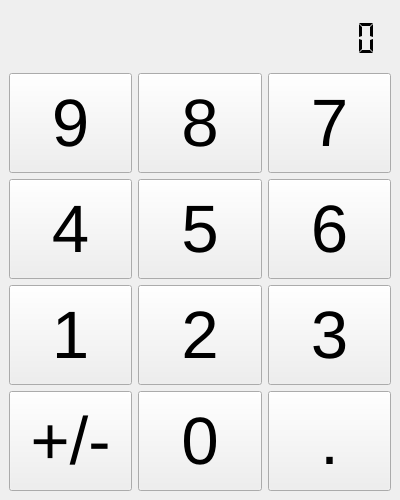
Old version of the form ui.ui in the repository melvin2204/calculator.
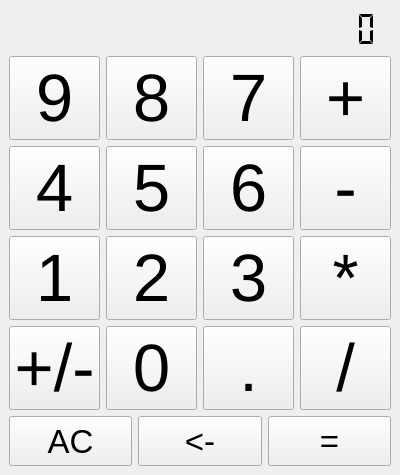
New version of the form.

Commit message: Added the number add system

```diff
--- a/ui.ui
+++ b/ui.ui
@@ -10,26 +10,26 @@
     <x>0</x>
     <y>0</y>
     <width>400</width>
-    <height>500</height>
+    <height>475</height>
    </rect>
   </property>
   <property name="minimumSize">
    <size>
     <width>400</width>
-    <height>500</height>
+    <height>475</height>
    </size>
   </property>
   <property name="maximumSize">
    <size>
     <width>400</width>
-    <height>500</height>
+    <height>475</height>
    </size>
   </property>
   <property name="windowTitle">
    <string>Python Calculator</string>
   </property>
   <widget class="QWidget" name="centralwidget">
-   <layout class="QVBoxLayout" name="verticalLayout">
+   <layout class="QVBoxLayout" name="verticalLayout_2">
     <item>
      <widget class="QLCDNumber" name="displayLCD">
       <property name="font">
@@ -65,11 +65,11 @@
       <item>
        <layout class="QVBoxLayout" name="numpadL">
         <item>
-         <widget class="QPushButton" name="pushButton">
+         <widget class="QPushButton" name="b9">
           <property name="minimumSize">
            <size>
-            <width>100</width>
-            <height>100</height>
+            <width>75</width>
+            <height>75</height>
            </size>
           </property>
           <property name="font">
@@ -84,11 +84,11 @@
          </widget>
         </item>
         <item>
-         <widget class="QPushButton" name="pushButton_2">
+         <widget class="QPushButton" name="b4">
           <property name="minimumSize">
            <size>
-            <width>100</width>
-            <height>100</height>
+            <width>75</width>
+            <height>75</height>
            </size>
           </property>
           <property name="font">
@@ -103,11 +103,11 @@
          </widget>
         </item>
         <item>
-         <widget class="QPushButton" name="pushButton_3">
+         <widget class="QPushButton" name="b1">
           <property name="minimumSize">
            <size>
-            <width>100</width>
-            <height>100</height>
+            <width>75</width>
+            <height>75</height>
            </size>
           </property>
           <property name="font">
@@ -125,8 +125,8 @@
          <widget class="QPushButton" name="pushButton_10">
           <property name="minimumSize">
            <size>
-            <width>100</width>
-            <height>100</height>
+            <width>75</width>
+            <height>75</height>
            </size>
           </property>
           <property name="font">
@@ -148,8 +148,8 @@
          <widget class="QPushButton" name="pushButton_5">
           <property name="minimumSize">
            <size>
-            <width>100</width>
-            <height>100</height>
+            <width>75</width>
+            <height>75</height>
            </size>
           </property>
           <property name="font">
@@ -164,11 +164,11 @@
          </widget>
         </item>
         <item>
-         <widget class="QPushButton" name="pushButton_4">
+         <widget class="QPushButton" name="b5">
           <property name="minimumSize">
            <size>
-            <width>100</width>
-            <height>100</height>
+            <width>75</width>
+            <height>75</height>
            </size>
           </property>
           <property name="font">
@@ -186,8 +186,8 @@
          <widget class="QPushButton" name="pushButton_6">
           <property name="minimumSize">
            <size>
-            <width>100</width>
-            <height>100</height>
+            <width>75</width>
+            <height>75</height>
            </size>
           </property>
           <property name="font">
@@ -205,8 +205,8 @@
          <widget class="QPushButton" name="pushButton_11">
           <property name="minimumSize">
            <size>
-            <width>100</width>
-            <height>100</height>
+            <width>75</width>
+            <height>75</height>
            </size>
           </property>
           <property name="font">
@@ -228,8 +228,8 @@
          <widget class="QPushButton" name="pushButton_8">
           <property name="minimumSize">
            <size>
-            <width>100</width>
-            <height>100</height>
+            <width>75</width>
+            <height>75</height>
            </size>
           </property>
           <property name="font">
@@ -247,14 +247,15 @@
          <widget class="QPushButton" name="pushButton_9">
           <property name="minimumSize">
            <size>
-            <width>100</width>
-            <height>100</height>
+            <width>75</width>
+            <height>75</height>
            </size>
           </property>
           <property name="font">
            <font>
             <family>Arial</family>
             <pointsize>50</pointsize>
+            <kerning>true</kerning>
            </font>
           </property>
           <property name="text">
@@ -266,8 +267,8 @@
          <widget class="QPushButton" name="pushButton_7">
           <property name="minimumSize">
            <size>
-            <width>100</width>
-            <height>100</height>
+            <width>75</width>
+            <height>75</height>
            </size>
           </property>
           <property name="font">
@@ -285,8 +286,8 @@
          <widget class="QPushButton" name="pushButton_12">
           <property name="minimumSize">
            <size>
-            <width>100</width>
-            <height>100</height>
+            <width>75</width>
+            <height>75</height>
            </size>
           </property>
           <property name="font">
@@ -301,6 +302,147 @@
          </widget>
         </item>
        </layout>
+      </item>
+      <item>
+       <layout class="QVBoxLayout" name="verticalLayout">
+        <item>
+         <widget class="QPushButton" name="pushButton">
+          <property name="minimumSize">
+           <size>
+            <width>75</width>
+            <height>75</height>
+           </size>
+          </property>
+          <property name="font">
+           <font>
+            <family>Arial</family>
+            <pointsize>50</pointsize>
+           </font>
+          </property>
+          <property name="text">
+           <string>+</string>
+          </property>
+         </widget>
+        </item>
+        <item>
+         <widget class="QPushButton" name="pushButton_3">
+          <property name="minimumSize">
+           <size>
+            <width>75</width>
+            <height>75</height>
+           </size>
+          </property>
+          <property name="font">
+           <font>
+            <family>Arial</family>
+            <pointsize>50</pointsize>
+           </font>
+          </property>
+          <property name="text">
+           <string>-</string>
+          </property>
+         </widget>
+        </item>
+        <item>
+         <widget class="QPushButton" name="pushButton_4">
+          <property name="minimumSize">
+           <size>
+            <width>75</width>
+            <height>75</height>
+           </size>
+          </property>
+          <property name="font">
+           <font>
+            <family>Arial</family>
+            <pointsize>50</pointsize>
+           </font>
+          </property>
+          <property name="text">
+           <string>*</string>
+          </property>
+         </widget>
+        </item>
+        <item>
+         <widget class="QPushButton" name="pushButton_2">
+          <property name="minimumSize">
+           <size>
+            <width>75</width>
+            <height>75</height>
+           </size>
+          </property>
+          <property name="font">
+           <font>
+            <family>Arial</family>
+            <pointsize>50</pointsize>
+           </font>
+          </property>
+          <property name="text">
+           <string>/</string>
+          </property>
+         </widget>
+        </item>
+       </layout>
+      </item>
+     </layout>
+    </item>
+    <item>
+     <layout class="QHBoxLayout" name="horizontalLayout_2">
+      <item>
+       <widget class="QPushButton" name="ac">
+        <property name="minimumSize">
+         <size>
+          <width>0</width>
+          <height>50</height>
+         </size>
+        </property>
+        <property name="font">
+         <font>
+          <family>Arial</family>
+          <pointsize>25</pointsize>
+         </font>
+        </property>
+        <property name="text">
+         <string>AC</string>
+        </property>
+       </widget>
+      </item>
+      <item>
+       <widget class="QPushButton" name="back">
+        <property name="minimumSize">
+         <size>
+          <width>0</width>
+          <height>50</height>
+         </size>
+        </property>
+        <property name="font">
+         <font>
+          <family>Arial</family>
+          <pointsize>25</pointsize>
+         </font>
+        </property>
+        <property name="text">
+         <string>&lt;-</string>
+        </property>
+       </widget>
+      </item>
+      <item>
+       <widget class="QPushButton" name="calculateButton">
+        <property name="minimumSize">
+         <size>
+          <width>0</width>
+          <height>50</height>
+         </size>
+        </property>
+        <property name="font">
+         <font>
+          <family>Arial</family>
+          <pointsize>25</pointsize>
+         </font>
+        </property>
+        <property name="text">
+         <string>=</string>
+        </property>
+       </widget>
       </item>
      </layout>
     </item>
```
Left out of the diff: 16 changed lines with no effect on the pictures. The commit also changes 2 other files.
